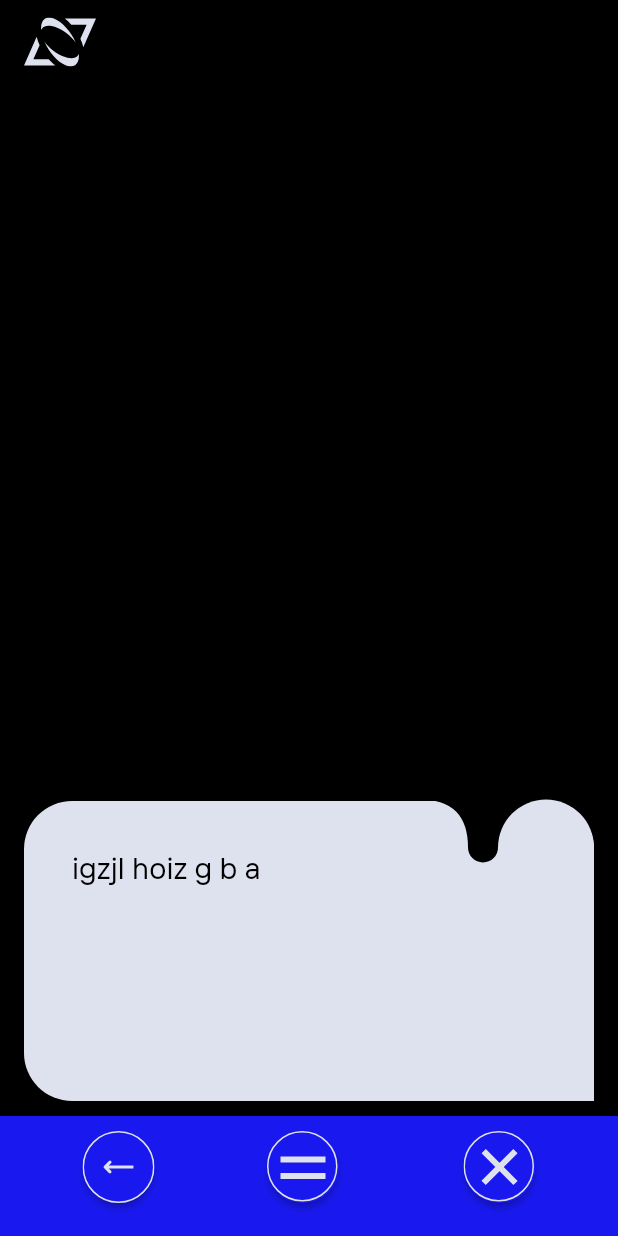
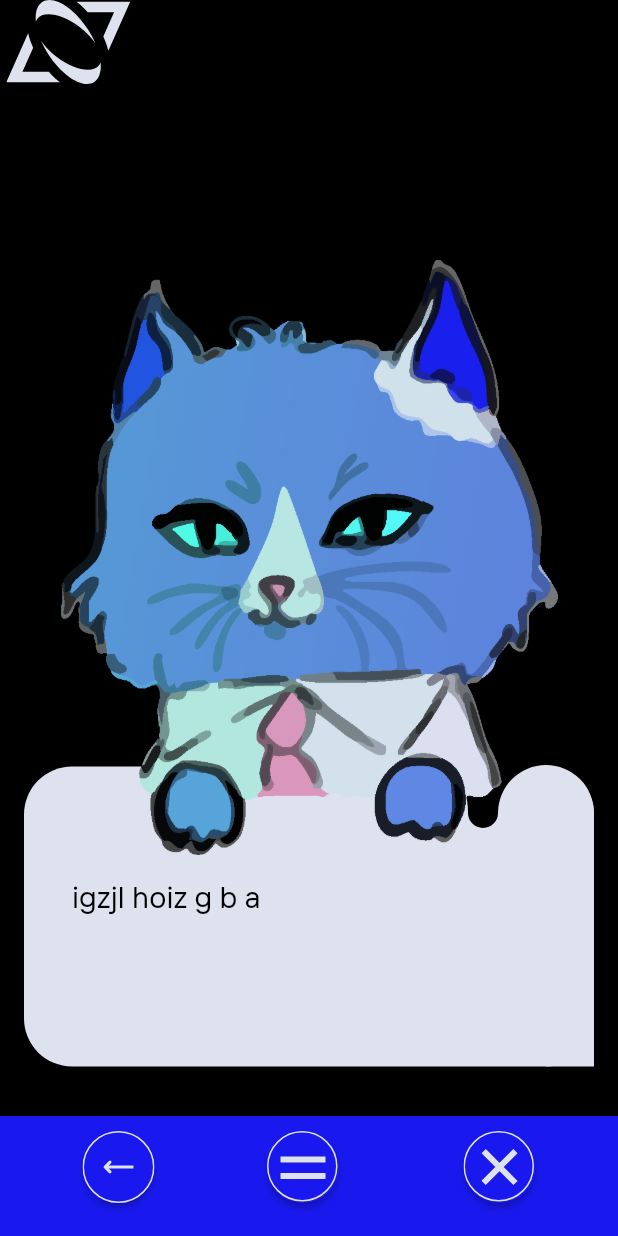
Before and after one commit to dorianskazochnik/cards, a Flutter app: the screen it shows after launch, on a phone screen of 412 x 824 dp. Run offline on Flutter 3.47's test engine with Material 3 defaults, Android fonts, the light colour scheme and no system bars; our stand-ins replace flutter_svg.

Commit message:
added cat pic

```diff
--- a/lib/main.dart
+++ b/lib/main.dart
@@ -1,4 +1,4 @@
-import 'dart:math';
+import 'dart:ui';
 import 'package:cards/core/domain/round.dart';
 import 'package:flutter/material.dart';
 import 'package:cards/core/presentation/page/consts.dart';
@@ -41,47 +41,47 @@ class GamePage extends StatelessWidget{
     return Scaffold(
         appBar: AppBar(
         toolbarHeight: 56,
-        actionsPadding: EdgeInsets.only(right: appWidth - 64),
+        actionsPadding: EdgeInsets.only(right: (appWidth * 3 + 64) / 4),
         actions: [
           SvgPicture.asset(
             'lib/utils/logo.svg',
             colorFilter: ColorFilter.mode(white, BlendMode.srcIn),
-            width: 48,
+            width: (appWidth - 80) / 4,
           ),
         ],
       ),
-      body: Center(
-        widthFactor: appWidth,
-        heightFactor: appHeight - 160,
-        child: Column(
-          mainAxisAlignment: MainAxisAlignment.spaceAround,
+      body: Container(
+        width: appWidth,
+        height: appHeight - 160,
+        child: Stack(
+          clipBehavior: Clip.none,
+          alignment: Alignment.bottomCenter,
           children: [
-            Container(
-              height: max(appHeight - 380, 300),
-              width: appWidth,
-              alignment: Alignment.topCenter,
+            Positioned (
+              left: 16,
+              bottom: 10,
+              child: CustomPaint(
+                size: Size(appWidth - 32, 200),
+                painter: SpeechBubble(),
               ),
-            Container(
-              height: max(200, appHeight - 700),
-              alignment: Alignment.bottomCenter,
-              child: Stack(
-                children: [
-                  CustomPaint(
-                    size: Size(appWidth - 32, max(200, appHeight - 700)),
-                    painter: SpeechBubble(),
+            ),
+            Positioned(
+              bottom: 150,
+              child: Image.asset(
+                'lib/utils/cat.png',
+                colorBlendMode: BlendMode.dst,
+                width: appWidth - 80,
+              ),
             ),
             FutureBuilder(
               future: loadJsonData(),
               builder: (context, snapshot) {
                 if (!(snapshot.hasError || snapshot.connectionState == ConnectionState.waiting)) {
-                        return KeyWordText(text: "${snapshot.data?['ask']}", keywordsstr: "${snapshot.data?['keywords']}", width: appWidth - 32, height: max(200, appHeight - 700),);
+                  return KeyWordText(text: "${snapshot.data?['ask']}", keywordsstr: "${snapshot.data?['keywords']}", width: appWidth - 32, height: 200,);
                 } else {
-                        return KeyWordText(text: "", keywordsstr: "", width: appWidth - 32, height: max(200, appHeight - 700),);
+                  return KeyWordText(text: "", keywordsstr: "", width: appWidth - 32, height: 200,);
                 }
               }
-                  ),
-                ],
-              ),
             ),
           ],
         ),
--- a/pubspec.yaml
+++ b/pubspec.yaml
@@ -99,6 +99,8 @@ flutter:
     - lib/utils/menu.svg
     - lib/utils/logo.svg
     - lib/core/data/round.json
+    - lib/utils/cat.svg
+    - lib/utils/cat.png
   fonts:
     - family: Halvar
       fonts:
```
Also changed, not shown: lib/utils/cat.png (added), lib/utils/cat.svg (added). Lines whose indentation alone changed are shown as unchanged.
